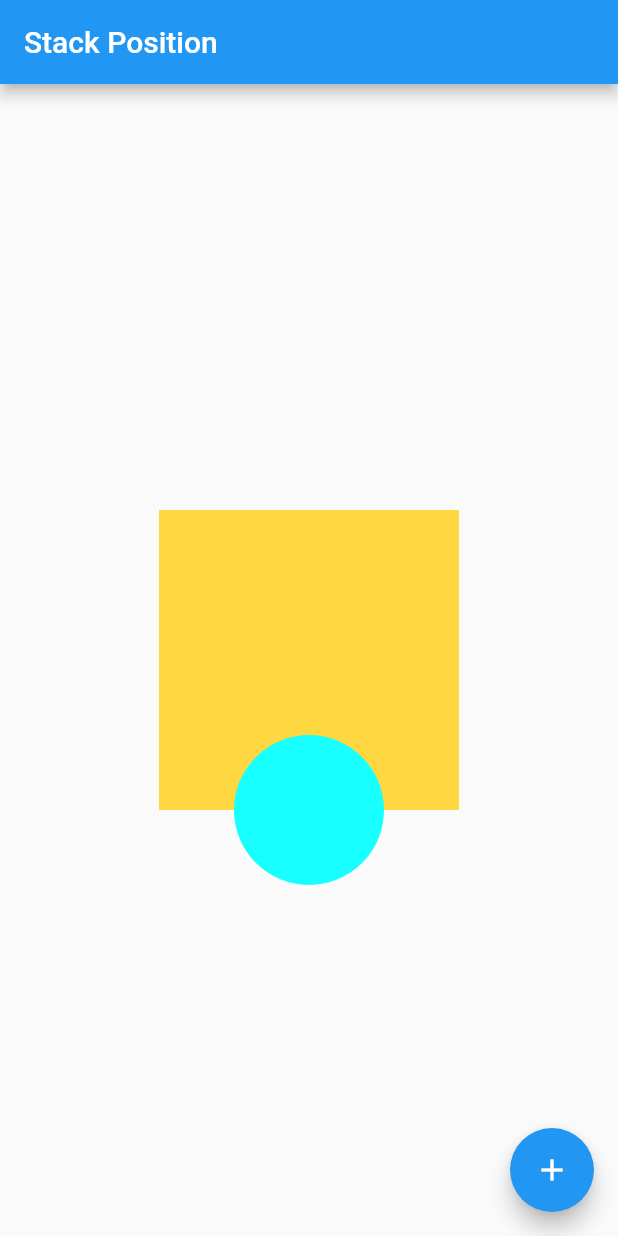
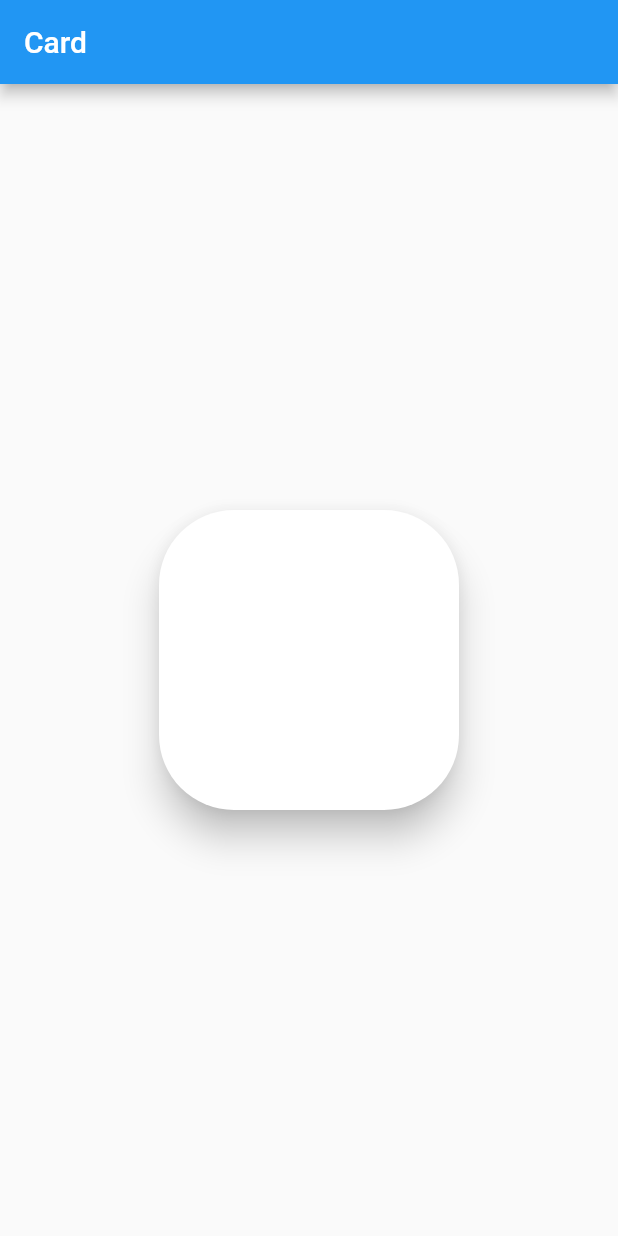
Before and after one commit to shiiishiiir/techognizeClass, a Flutter app: the screen it shows after launch, on a phone screen of 412 x 824 dp. Run offline on Flutter 3.47's test engine with Material 2 defaults, Android fonts, the phone set to English and light mode, and no system bars.

Commit message:
ListView.builder Stack Positioned Floating Action Button Card

```diff
--- a/lib/main.dart
+++ b/lib/main.dart
@@ -6,6 +6,7 @@ import 'package:flutter/cupertino.dart';
 import 'package:flutter/material.dart';
 import 'package:techognize/Homepage.dart';
 import 'package:techognize/widgetss/ListViewTiless.dart';
+import 'package:techognize/widgetss/MyCard.dart';
 import 'package:techognize/widgetss/MyStackPositionedd.dart';
 
 void main() {
@@ -18,7 +19,7 @@ class Shishir extends StatelessWidget {
   Widget build(BuildContext context) {
     return MaterialApp(
       debugShowCheckedModeBanner: false,
-      home: MyStackPosition(),
+      home: MyCardView(),
     );
   }
 }
--- /dev/null
+++ b/lib/widgetss/MyCard.dart
@@ -0,0 +1,26 @@
+import 'package:flutter/material.dart';
+
+class MyCardView extends StatelessWidget {
+  const MyCardView({Key? key}) : super(key: key);
+
+  @override
+  Widget build(BuildContext context) {
+    return SafeArea(child: Scaffold(
+      appBar: AppBar(
+        title: Text("Card"),
+      ),
+      body: Center(
+        child: Card(
+          elevation: 10,
+          shape: RoundedRectangleBorder(
+            borderRadius: BorderRadius.all(Radius.circular(50),),
+          ),
+          child: Container(
+            height: 200,
+            width: 200,
+          ),
+        ),
+      ),
+    ));
+  }
+}
```
